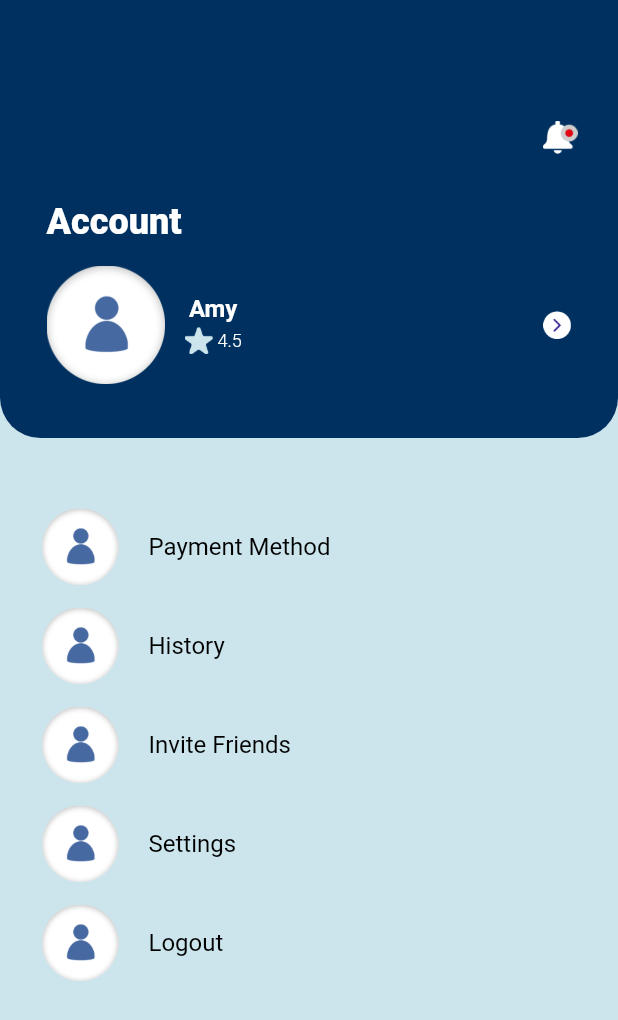
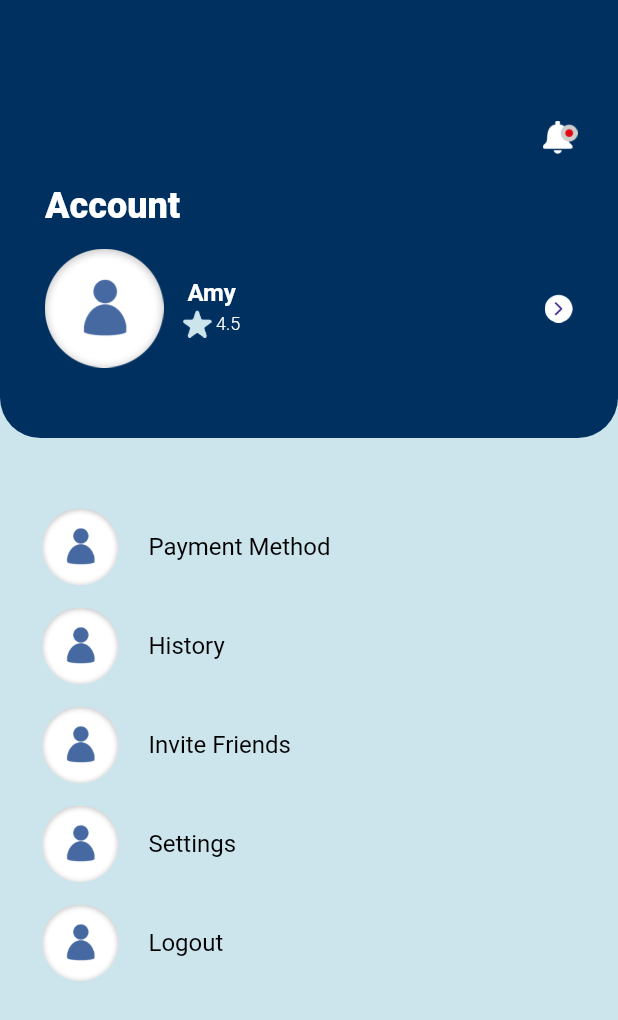
Before and after one commit to rinkuniks/flygrs-flutter, a Flutter app: the AccountScreen screen opened by its route, on a phone screen of 412 x 824 dp. Shown: the top 1020 px of the screen. Run offline on Flutter 3.47's test engine with Material 2 defaults, Android fonts, the light colour scheme and no system bars; our stand-ins replace flutter_svg; Roboto replaces fonts that are missing (Poppins).

Commit message:
Account Screen Modified

```diff
--- a/lib/view/account/account.dart
+++ b/lib/view/account/account.dart
@@ -24,21 +24,21 @@ class _AccountScreenState extends State<AccountScreen> {
               left: 0,
               right: 0,
               child: Container(
-                padding: EdgeInsets.only(top: 40),
+                padding: const EdgeInsets.only(top: 40),
                 height: MediaQuery.of(context).size.height / 2-120,
-                decoration: BoxDecoration(
+                decoration: const BoxDecoration(
                   borderRadius: BorderRadius.only(bottomRight: Radius.circular(27), bottomLeft: Radius.circular(27)),
                   color: AppColors.primaryBackgroundColor,
                 ),
               child: Column(
                 children: [
-                  NotificationHeader(),
+                  const NotificationHeader(),
                   Padding(
-                    padding: const EdgeInsets.all(31.0),
+                    padding: const EdgeInsets.only(top: 20.0, bottom: 20, left: 30,right: 30),
                     child: Column(
                       crossAxisAlignment: CrossAxisAlignment.start,
                       children: [
-                        Text(
+                        const Text(
                           'Account',
                           style: TextStyle(
                               fontFamily: 'Poppins',
@@ -62,7 +62,7 @@ class _AccountScreenState extends State<AccountScreen> {
                                     padding: const EdgeInsets.all(13.0),
                                     child: Column(
                                       children: [
-                                        Text(
+                                        const Text(
                                           'Amy',
                                           style: TextStyle(
                                               fontFamily: 'Poppins',
@@ -70,7 +70,7 @@ class _AccountScreenState extends State<AccountScreen> {
                                               fontWeight: FontWeight.w600,
                                               color: AppColors.white),
                                         ),
-                                        SizedBox(height: 2,),
+                                        const SizedBox(height: 2,),
                                         Row(
                                           mainAxisAlignment: MainAxisAlignment.center,
                                           children: [
@@ -80,8 +80,8 @@ class _AccountScreenState extends State<AccountScreen> {
                                               width: 19,
                                             ),
 
-                                            Padding(
-                                              padding: const EdgeInsets.only(left: 3.0),
+                                            const Padding(
+                                              padding: EdgeInsets.only(left: 3.0),
                                               child: Text(
                                                 '4.5',
                                                 style: TextStyle(
@@ -132,7 +132,7 @@ class _AccountScreenState extends State<AccountScreen> {
                         itemBuilder: (BuildContext context, int index) {
                           return Container(
                             height: 51,
-                            margin: EdgeInsets.only(bottom: 15),
+                            margin: const EdgeInsets.only(bottom: 15),
                             child: Row(
                                 children: [
                                   Image.asset(
@@ -145,7 +145,7 @@ class _AccountScreenState extends State<AccountScreen> {
                                     padding: const EdgeInsets.only(left: 20),
                                     child: Text(
                                       '${entries[index]}',
-                                      style: TextStyle(
+                                      style: const TextStyle(
                                           fontFamily: 'Poppins',
                                           fontSize: 16,
                                           fontWeight: FontWeight.w400,
--- a/lib/view/preAuth/getStartedScreenView.dart
+++ b/lib/view/preAuth/getStartedScreenView.dart
@@ -176,8 +176,8 @@ class _GetStartedScreenState extends State<GetStartedScreen> {
                         if (kDebugMode) {
                           // Utils.snackBar("Clicked", context);
                           // Navigator.pushNamed(context, RouteName.signupLogin);
-                          // Navigator.pushNamed(context, RouteName.bottomNavigation);
-                          Navigator.pushNamed(context, RouteName.takeMeHome);
+                          Navigator.pushNamed(context, RouteName.bottomNavigation);
+                          // Navigator.pushNamed(context, RouteName.takeMeHome);
                         }
                       }),
                 ),
@@ -190,7 +190,7 @@ class _GetStartedScreenState extends State<GetStartedScreen> {
   }
 }
 
-class Pages extends StatelessWidget {
+class Pages extends StatelessWidget{
   final title;
   final subTitle;
   // final color;
```
